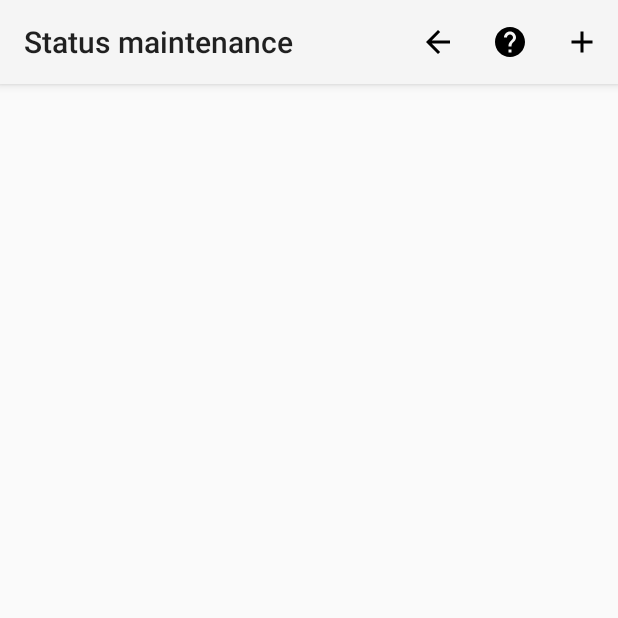
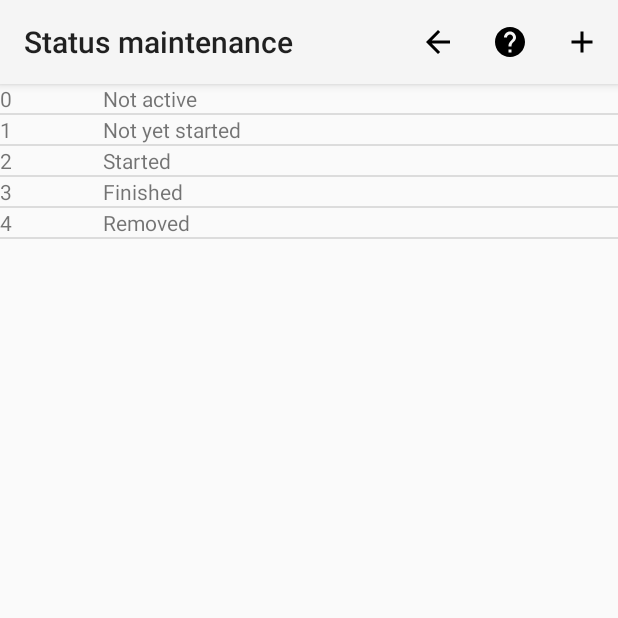
Before and after one commit to iddekingej/MyToDo, an Android app: the screen it shows after launch (StatusActivity), in the options menu, after a tap on "Status", on a phone screen of 412 x 824 dp, the top half of it. Run offline under Robolectric (Android 15) with nearby library versions, the phone set to English and light mode, and no system bars.

Commit message:
* Fix:Title of confirmation dialog not set * Fix: Remove unused imports *Fix: Remove unused string *Fix: Hide ActionType constructor * Default status list.

```diff
--- a/app/src/main/AndroidManifest.xml
+++ b/app/src/main/AndroidManifest.xml
@@ -11,7 +11,7 @@
         android:theme="@style/AppTheme">
         <activity
             android:name=".MainActivity"
-            android:label="@string/app_name"
+            android:label="@string/title_main"
             android:theme="@style/AppTheme.NoActionBar">
             <intent-filter>
                 <action android:name="android.intent.action.MAIN" />
--- a/app/src/main/java/org/elaya/mytodo/ActionTypes.java
+++ b/app/src/main/java/org/elaya/mytodo/ActionTypes.java
@@ -26,4 +26,8 @@ class ActionTypes {
         return actionTypesCache;
     }
 
+    private ActionTypes()
+    {
+
+    }
 }
--- a/app/src/main/java/org/elaya/mytodo/EditToDoActivity.java
+++ b/app/src/main/java/org/elaya/mytodo/EditToDoActivity.java
@@ -3,7 +3,6 @@ package org.elaya.mytodo;
 import android.content.DialogInterface;
 import android.content.Intent;
 import android.os.Bundle;
-import android.support.v7.app.AlertDialog;
 import android.support.v7.app.AppCompatActivity;
 import android.support.v7.widget.Toolbar;
 import android.view.Menu;
--- a/app/src/main/java/org/elaya/mytodo/Helpers.java
+++ b/app/src/main/java/org/elaya/mytodo/Helpers.java
@@ -40,7 +40,7 @@ class Helpers {
     {
         AlertDialog.Builder lBuilder = new AlertDialog.Builder(pActivity);
         lBuilder.setTitle(R.string.title_delete);
-        lBuilder.setMessage(R.string.delete_todo_question);
+        lBuilder.setMessage(pTitle);
         lBuilder.setPositiveButton(R.string.delete,pConfirmed);
         lBuilder.setNegativeButton(R.string.keep,null);
         AlertDialog lDialog = lBuilder.create();
--- a/app/src/main/java/org/elaya/mytodo/OpenHelper.java
+++ b/app/src/main/java/org/elaya/mytodo/OpenHelper.java
@@ -1,5 +1,6 @@
 package org.elaya.mytodo;
 
+import android.content.ContentValues;
 import android.content.Context;
 import android.database.sqlite.SQLiteDatabase;
 import android.database.sqlite.SQLiteOpenHelper;
@@ -9,9 +10,29 @@ import android.database.sqlite.SQLiteOpenHelper;
  * */
 
 class OpenHelper extends SQLiteOpenHelper {
-
+    Context context;
     public OpenHelper(Context pContext){
         super(pContext,"main",null,1);
+        context=pContext;
+    }
+
+    private void insertStatus(SQLiteDatabase pDb,long pPosition,long pActionType,int pDescription)
+    {
+        ContentValues lValues=new ContentValues();
+        lValues.put("position",pPosition);
+        lValues.put("action_type",pActionType);
+        lValues.put("description",context.getResources().getString(pDescription));
+        pDb.insert("status",null,lValues);
+    }
+
+    private void statusDefaults(SQLiteDatabase pDb)
+    {
+        insertStatus(pDb,0 ,ActionTypes.NOT_STARTED,R.string.at_not_active);
+        insertStatus(pDb,1 ,ActionTypes.NOT_ACTIVE ,R.string.at_not_started);
+        insertStatus(pDb,2, ActionTypes.STARTED, R.string.at_started);
+        insertStatus(pDb,3, ActionTypes.FINISHED, R.string.at_finished);
+        insertStatus(pDb,4, ActionTypes.REMOVED, R.string.at_removed);
+
     }
 
     private void createStatus(SQLiteDatabase pDatabase){
@@ -22,6 +43,7 @@ class OpenHelper extends SQLiteOpenHelper {
                 ",action_type integer not null"+
                 ",description text" +
                 ")");
+        statusDefaults(pDatabase);
     }
     private void createTodoItems(SQLiteDatabase pDatabase)
     {
```
Also changed, not shown: app/src/main/res/values/strings.xml (+5 -7 lines).
